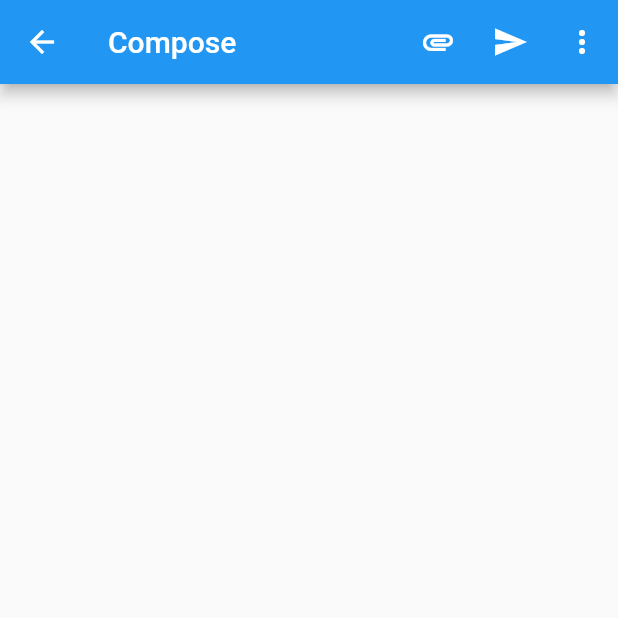
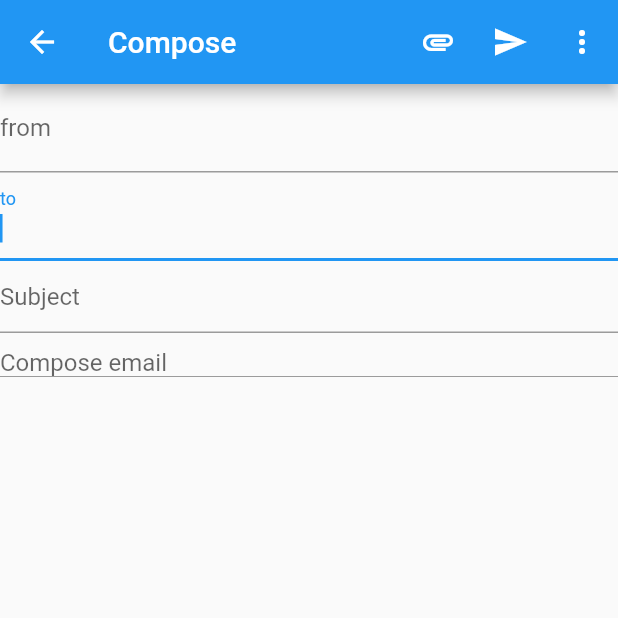
Before and after one commit to jgarzon26/GmailMockup, a Flutter app: the ComposePage screen opened directly, on a phone screen of 412 x 824 dp, the top half of it. Run offline on Flutter 3.47's test engine with Material 2 defaults, Android fonts, the phone set to English and light mode, and no system bars.

Commit message:
AddingMessageBody

```diff
--- a/lib/compose.dart
+++ b/lib/compose.dart
@@ -12,6 +12,11 @@ class _ComposePageState extends State<ComposePage> {
 
   var _isAttachmentOpen = false;
   var _isOptionsOpen = false;
+
+  final _fromController = TextEditingController();
+  final _toController = TextEditingController();
+  final _subjectController = TextEditingController();
+  final _composeEmailController = TextEditingController();
 
   @override
   Widget build(BuildContext context){
@@ -72,6 +77,45 @@ class _ComposePageState extends State<ComposePage> {
               ),
             ],
           ),
+          body: Column(
+            children: [
+              TextField(
+                controller: _fromController,
+                decoration: InputDecoration(
+                  label: Text(
+                    "from",
+                  )
+                ),
+                readOnly: true,
+              ),
+              TextFormField(
+                controller: _toController,
+                autofocus: true,
+                decoration: InputDecoration(
+                    label: Text(
+                      "to",
+                    )
+                ),
+              ),
+              TextField(
+                controller: _subjectController,
+                decoration: InputDecoration(
+                  hintText: "Subject"
+                ),
+              ),
+              Padding(
+                padding: const EdgeInsets.only(top: 10),
+                child: TextField(
+                  controller: _composeEmailController,
+                  decoration: InputDecoration(
+                    isCollapsed: true,
+                    hintText: "Compose email",
+                    floatingLabelBehavior: FloatingLabelBehavior.auto,
+                  ),
+                ),
+              ),
+            ],
+          ),
         ),
       ),
     );
```
